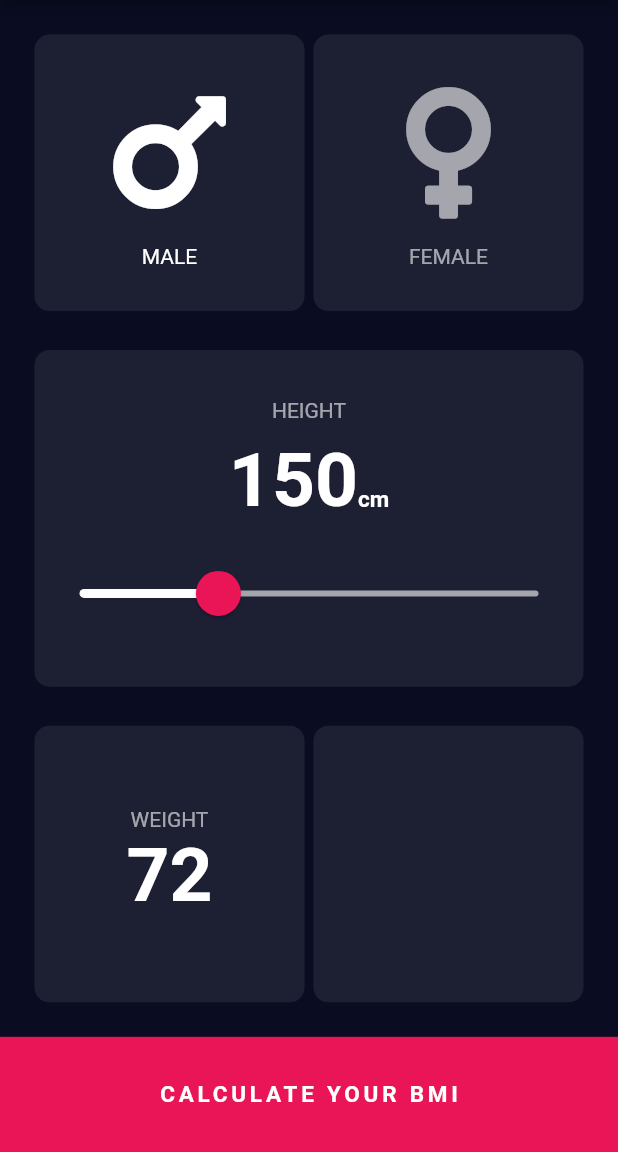
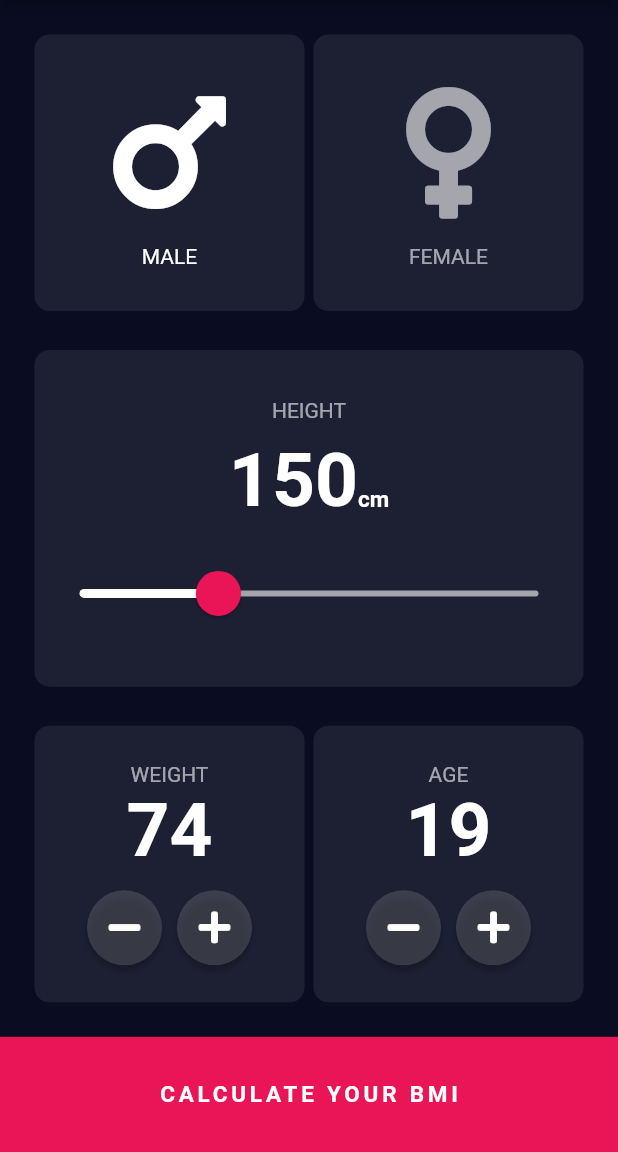
Before and after one commit to DauntlessDev/BMI-Calculator, a Flutter app: the screen it shows after launch, on a phone screen of 412 x 824 dp, the part 84-1236 px from its top. Run offline on Flutter 3.47's test engine with Material 2 defaults, Android fonts, the phone set to English and light mode, and no system bars; our stand-ins replace font_awesome_flutter.

Commit message:
added roundiconbutton

```diff
--- a/lib/constants.dart
+++ b/lib/constants.dart
@@ -4,7 +4,7 @@ const Color kActiveCardColor = Color(0xFF1D1F33);
 const Color kAccentColor = Color(0xFFEA1556);
 const Color kActiveTextColor = Colors.white;
 const Color kInactiveTextColor = Colors.white60;
-const Color buttonColor = Color(0xFF1D1F33);
+const Color buttonColor = Color(0x25FFFFFF);
 const TextStyle knumberStyle = TextStyle(
   color: kActiveTextColor,
   fontSize: 50,
--- /dev/null
+++ b/lib/custom_circle_button.dart
@@ -0,0 +1,43 @@
+import 'package:flutter/material.dart';
+import 'package:font_awesome_flutter/font_awesome_flutter.dart';
+
+import 'constants.dart';
+
+class CustomCircleButton extends StatelessWidget {
+  CustomCircleButton({@required this.icon, @required this.onPress});
+
+  Icon icon;
+  Function onPress;
+
+  @override
+  Widget build(BuildContext context) {
+    return GestureDetector(
+      onTap: onPress,
+      child: Container(
+        width: 50,
+        height: 50,
+        decoration: BoxDecoration(color: buttonColor, shape: BoxShape.circle),
+        child: this.icon,
+      ),
+    );
+  }
+}
+// you can also do it this way -> Composition
+
+class RoundIconButton extends StatelessWidget {
+  RoundIconButton({@required this.icon, @required this.onPressed});
+  final Function onPressed;
+  final Icon icon;
+  @override
+  Widget build(BuildContext context) {
+    return RawMaterialButton(
+        onPressed: this.onPressed,
+        fillColor: buttonColor,
+        constraints: BoxConstraints.tightFor(
+          width: 50,
+          height: 50,
+        ),
+        shape: CircleBorder(),
+        child: this.icon);
+  }
+}
--- a/lib/input_page.dart
+++ b/lib/input_page.dart
@@ -3,6 +3,7 @@ import 'package:flutter/material.dart';
 import 'package:font_awesome_flutter/font_awesome_flutter.dart';
 
 import 'gender_icon.dart';
+import 'last_row_card.dart';
 import 'reusable_card.dart';
 
 const Color activeCardColor = Color(0xFF1D1F33);
@@ -13,6 +14,10 @@ const Color nonActiveTextColor = Colors.white60;
 
 enum Gender { male, female }
 
+int height = 150;
+int age = 19;
+int weight = 74;
+
 class InputPage extends StatefulWidget {
   @override
   _InputPageState createState() => _InputPageState();
@@ -20,7 +25,6 @@ class InputPage extends StatefulWidget {
 
 class _InputPageState extends State<InputPage> {
   Gender selectedGender = Gender.male;
-  int height = 150;
 
   @override
   Widget build(BuildContext context) {
@@ -134,23 +138,19 @@ class _InputPageState extends State<InputPage> {
                     children: <Widget>[
                       Expanded(
                         child: ReusableCard(
-                          child: Column(
-                            mainAxisAlignment: MainAxisAlignment.center,
-                            children: <Widget>[
-                              Text(
-                                'WEIGHT',
-                                style: TextStyle(color: kInactiveTextColor),
-                              ),
-                              Text(
-                                '72',
-                                style: knumberStyle,
-                              )
-                            ],
+                          child: LastRowCard(
+                            text: 'WEIGHT',
+                            number: weight,
                           ),
                         ),
                       ),
                       Expanded(
-                        child: ReusableCard(),
+                        child: ReusableCard(
+                          child: LastRowCard(
+                            text: 'AGE',
+                            number: age,
+                          ),
+                        ),
                       ),
                     ],
                   ),
--- /dev/null
+++ b/lib/last_row_card.dart
@@ -0,0 +1,61 @@
+import 'package:bmi_calculator/input_page.dart';
+import 'package:flutter/material.dart';
+import 'package:font_awesome_flutter/font_awesome_flutter.dart';
+
+import 'constants.dart';
+import 'custom_circle_button.dart';
+
+class LastRowCard extends StatefulWidget {
+  LastRowCard({@required this.text, @required this.number});
+  String text;
+  int number;
+
+  @override
+  _LastRowCardState createState() => _LastRowCardState();
+}
+
+class _LastRowCardState extends State<LastRowCard> {
+  @override
+  Widget build(BuildContext context) {
+    return Column(
+      mainAxisAlignment: MainAxisAlignment.center,
+      children: <Widget>[
+        Text(
+          this.widget.text,
+          style: TextStyle(color: kInactiveTextColor),
+        ),
+        Text(
+          this.widget.number.toString(),
+          style: knumberStyle,
+        ),
+        SizedBox(
+          height: 10,
+        ),
+        Row(
+          mainAxisAlignment: MainAxisAlignment.center,
+          children: <Widget>[
+            RoundIconButton(
+              onPressed: () => setState(() {
+                this.widget.number--;
+              }),
+              icon: Icon(
+                FontAwesomeIcons.minus,
+              ),
+            ),
+            SizedBox(
+              width: 10,
+            ),
+            RoundIconButton(
+              onPressed: () => setState(() {
+                this.widget.number++;
+              }),
+              icon: Icon(
+                FontAwesomeIcons.plus,
+              ),
+            ),
+          ],
+        )
+      ],
+    );
+  }
+}
```
